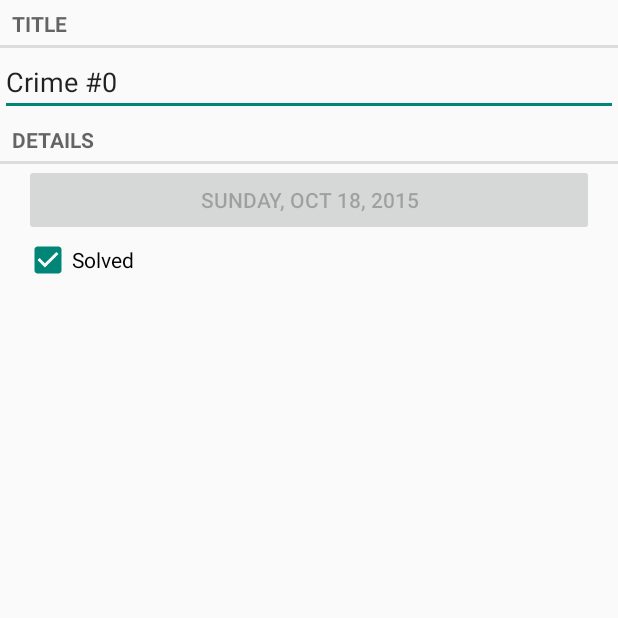
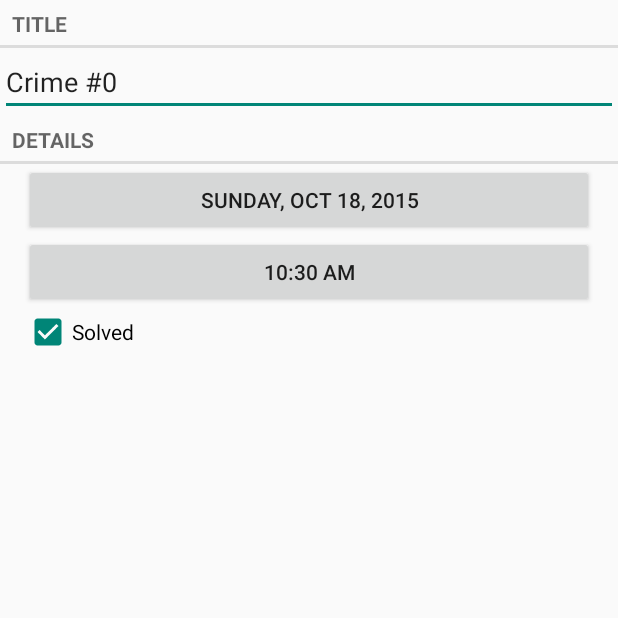
Before and after one commit to amensiko/CriminalIntent, an Android app: the CrimeFragment screen opened directly, with no data from a screen before it, on a phone screen of 412 x 824 dp, the top half of it. Run offline under Robolectric (Android 15) with nearby library versions, the phone set to English and light mode, and no system bars.

Commit message:
Chapter 12 Challenge 1 completed: More Dialogs (added TimePickerFragment and updated CrimeFragment and the layouts)

```diff
--- a/app/src/main/java/com/bignerdranch/android/criminalintent/CrimeFragment.java
+++ b/app/src/main/java/com/bignerdranch/android/criminalintent/CrimeFragment.java
@@ -1,7 +1,10 @@
 package com.bignerdranch.android.criminalintent;
 
+import android.app.Activity;
+import android.content.Intent;
 import android.os.Bundle;
 import android.support.v4.app.Fragment;
+import android.support.v4.app.FragmentManager;
 import android.text.Editable;
 import android.text.TextWatcher;
 import android.view.LayoutInflater;
@@ -13,6 +16,9 @@ import android.widget.CompoundButton;
 import android.widget.EditText;
 
 import java.text.DateFormat;
+import java.text.SimpleDateFormat;
+import java.util.Date;
+import java.util.Locale;
 import java.util.UUID;
 
 /**
@@ -21,11 +27,18 @@ import java.util.UUID;
 public class CrimeFragment extends Fragment {
 
     private static final String ARG_CRIME_ID = "crime_id";
+    private static final String DIALOG_DATE = "DialogDate";
+    private static final String DIALOG_TIME = "DialogTime";
+
+    private static final int REQUEST_DATE = 0;
+    private static final int REQUEST_TIME = 1;
 
     private Crime mCrime;
     private EditText mTitleField;
     private Button mDateButton;
     private CheckBox mSolvedCheckBox;
+
+    private Button mTimeButton;
 
     public static CrimeFragment newInstance(UUID crimeId) {
         Bundle args = new Bundle();
@@ -67,8 +80,28 @@ public class CrimeFragment extends Fragment {
         });
 
         mDateButton = (Button) v.findViewById(R.id.crime_date);
-        mDateButton.setText(android.text.format.DateFormat.format("EEEE, MMM dd, yyyy", mCrime.getDate()).toString());
-        mDateButton.setEnabled(false);
+        updateDate(android.text.format.DateFormat.format("EEEE, MMM dd, yyyy", mCrime.getDate()).toString());
+        mDateButton.setOnClickListener(new View.OnClickListener() {
+            @Override
+            public void onClick(View v) {
+                FragmentManager manager = getFragmentManager();
+                DatePickerFragment dialog = DatePickerFragment.newInstance(mCrime.getDate());
+                dialog.setTargetFragment(CrimeFragment.this, REQUEST_DATE);
+                dialog.show(manager, DIALOG_DATE);
+            }
+        });
+
+        mTimeButton = (Button) v.findViewById(R.id.crime_time);
+        updateTime();
+        mTimeButton.setOnClickListener(new View.OnClickListener() {
+            @Override
+            public void onClick(View v) {
+                FragmentManager manager = getFragmentManager();
+                TimePickerFragment dialog = TimePickerFragment.newInstance(mCrime.getDate());
+                dialog.setTargetFragment(CrimeFragment.this, REQUEST_TIME);
+                dialog.show(manager, DIALOG_TIME);
+            }
+        });
 
         mSolvedCheckBox = (CheckBox) v.findViewById(R.id.crime_solved);
         mSolvedCheckBox.setChecked(mCrime.isSolved());
@@ -82,4 +115,32 @@ public class CrimeFragment extends Fragment {
 
         return v;
     }
+
+    @Override
+    public void onActivityResult(int requestCode, int resultCode, Intent data) {
+        if (resultCode != Activity.RESULT_OK) {
+            return;
+        }
+
+        if (requestCode == REQUEST_DATE) {
+            Date date = (Date) data.getSerializableExtra(DatePickerFragment.EXTRA_DATE);
+            mCrime.setDate(date);
+            updateDate(mCrime.getDate().toString());
+        }
+
+        if (requestCode == REQUEST_TIME) {
+            Date date = (Date) data.getSerializableExtra(TimePickerFragment.EXTRA_TIME);
+            mCrime.setDate(date);
+            updateTime();
+        }
+    }
+
+    private void updateDate(String text) {
+        mDateButton.setText(text);
+    }
+
+    private void updateTime() {
+        mTimeButton.setText(android.text.format.DateFormat.format("hh:mm a", mCrime.getDate()));
+    }
+
 }
--- a/app/src/main/res/layout-land/fragment_crime.xml
+++ b/app/src/main/res/layout-land/fragment_crime.xml
@@ -35,6 +35,12 @@
             android:layout_height="wrap_content"
             android:layout_weight="1" />
 
+        <Button
+            android:id="@+id/crime_time"
+            android:layout_width="wrap_content"
+            android:layout_height="wrap_content"
+            android:layout_weight="1" />
+
         <CheckBox
             android:id="@+id/crime_solved"
             android:layout_width="wrap_content"
--- a/app/src/main/res/layout/fragment_crime.xml
+++ b/app/src/main/res/layout/fragment_crime.xml
@@ -29,6 +29,13 @@
         android:layout_marginLeft="16dp"
         android:layout_marginRight="16dp" />
 
+    <Button
+        android:id="@+id/crime_time"
+        android:layout_width="match_parent"
+        android:layout_height="wrap_content"
+        android:layout_marginLeft="16dp"
+        android:layout_marginRight="16dp" />
+
     <CheckBox
         android:id="@+id/crime_solved"
         android:layout_width="match_parent"
--- a/app/src/main/res/values/strings.xml
+++ b/app/src/main/res/values/strings.xml
@@ -8,4 +8,8 @@
     <string name="crime_title_label">Title</string>
     <string name="crime_details_label">Details</string>
     <string name="crime_solved_label">Solved</string>
+
+    <string name="date_picker_title">Date of crime:</string>
+
+    <string name="time_picker_title">Time of crime:</string>
 </resources>
```
Also changed, not shown: app/src/main/java/com/bignerdranch/android/criminalintent/DatePickerFragment.java (added, +84 -0 lines), app/src/main/java/com/bignerdranch/android/criminalintent/TimePickerFragment.java (added, +99 -0 lines), app/src/main/res/layout/dialog_date.xml (added, +8 -0 lines), app/src/main/res/layout/dialog_time.xml (added, +7 -0 lines).
